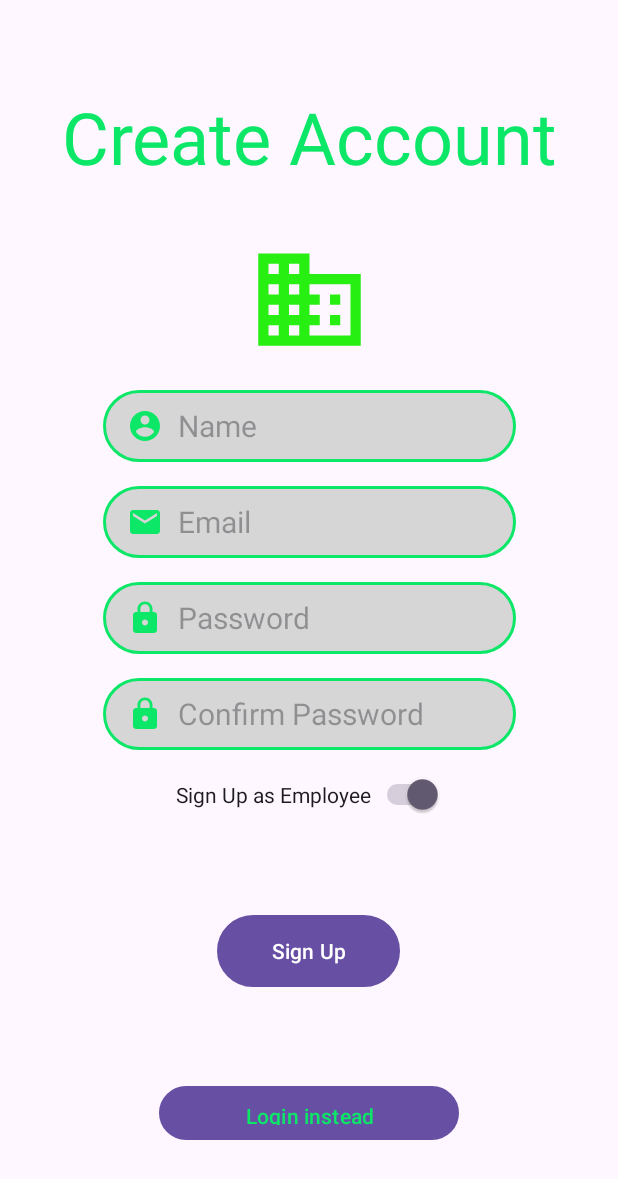
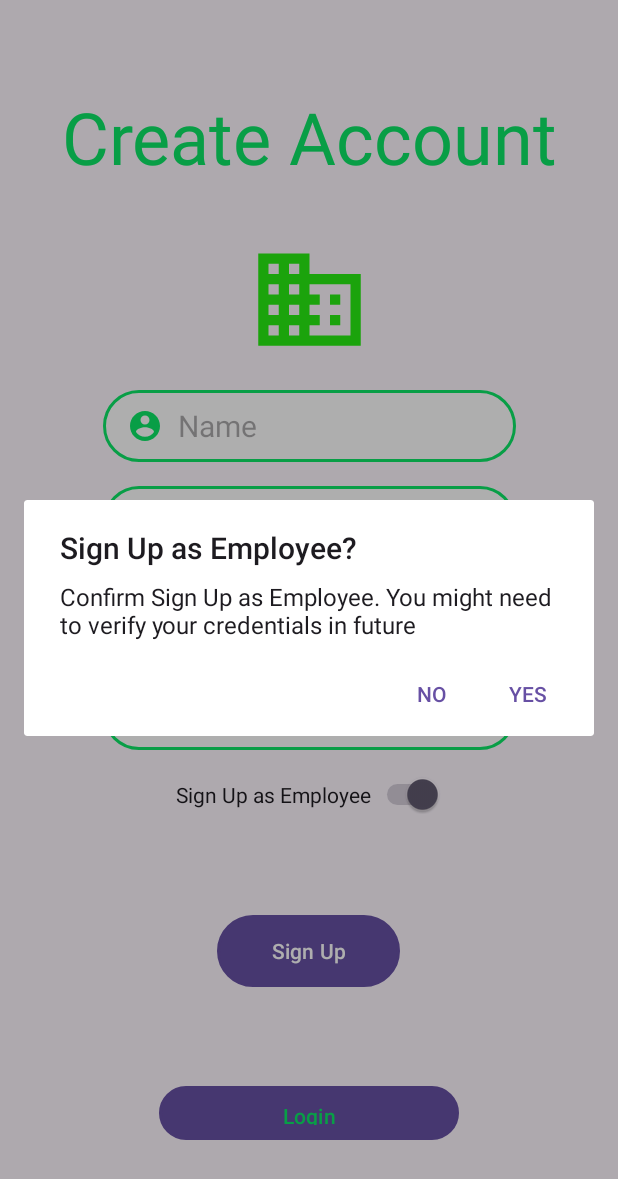
Before and after one commit to Amadou08/NovigradProject, an Android app: the SignUpActivity screen opened directly, with no data from a screen before it, after a tap on "Sign Up as Employee", on a phone screen of 412 x 824 dp. Shown: the top 1179 px of the screen. Run offline under Robolectric (Android 15) with nearby library versions, the phone set to English and light mode, and no system bars; our stand-ins replace Firebase (no records; nobody signed in at launch, a user with empty details on screens opened directly).

Commit message:
checkpoint 1

```diff
--- a/app/build.gradle.kts
+++ b/app/build.gradle.kts
@@ -15,6 +15,10 @@ android {
         versionName = "1.0"
 
         testInstrumentationRunner = "androidx.test.runner.AndroidJUnitRunner"
+    }
+
+    buildFeatures {
+        viewBinding = true
     }
 
     buildTypes {
--- /dev/null
+++ b/app/src/main/java/com/example/novigradproject/repository/AuthRepository.java
@@ -0,0 +1,13 @@
+package com.example.novigradproject.repository;
+
+import android.content.Context;
+
+import com.example.novigradproject.utils.Lambda;
+
+public interface AuthRepository {
+    void signUpUser(String userName, String password, Lambda onSuccess, Lambda onFailure, Context context);
+
+    void logOutUser(Lambda onSuccess, Lambda onFailure);
+
+    void loginUser(String userName, String password, Lambda onSuccess, Lambda onFailure, Context context);
+}
--- a/app/src/main/java/com/example/novigradproject/repository/ServiceRepository.java
+++ b/app/src/main/java/com/example/novigradproject/repository/ServiceRepository.java
@@ -4,6 +4,8 @@ import com.example.novigradproject.model.user.Person;
 
 public interface ServiceRepository {
     void createService(Person person);
+
     void modifyService(Person person);
+
     void deleteService(Person person);
 }
--- a/app/src/main/java/com/example/novigradproject/ui/activities/SignUpActivity.java
+++ b/app/src/main/java/com/example/novigradproject/ui/activities/SignUpActivity.java
@@ -1,16 +1,102 @@
 package com.example.novigradproject.ui.activities;
 
+import androidx.appcompat.app.AlertDialog;
 import androidx.appcompat.app.AppCompatActivity;
 
+import android.content.DialogInterface;
+import android.content.Intent;
 import android.os.Bundle;
+import android.widget.Toast;
 
-import com.example.novigradproject.R;
+import com.example.novigradproject.MainActivity;
+import com.example.novigradproject.databinding.ActivitySignUpBinding;
+import com.example.novigradproject.repository.AuthRepository;
+import com.example.novigradproject.repository.AuthRepositoryImpl;
+import com.example.novigradproject.utils.EmailUtils;
 
 public class SignUpActivity extends AppCompatActivity {
+    private final AuthRepository authRepository = new AuthRepositoryImpl();
+    private ActivitySignUpBinding binding;
+
+    private Boolean isEmployee = false;
 
     @Override
     protected void onCreate(Bundle savedInstanceState) {
         super.onCreate(savedInstanceState);
-        setContentView(R.layout.activity_sign_up);
+        binding = ActivitySignUpBinding.inflate(getLayoutInflater());
+        setContentView(binding.getRoot());
+
+        setupUI();
+    }
+
+    private void setupUI() {
+        binding.signUpLogin.setOnClickListener(v -> {
+            goToLoginScreen();
+        });
+
+        binding.signUpAsEmployee.setOnClickListener(v -> {
+            isEmployee = !isEmployee;
+            if (isEmployee) {
+                //Create confirmation AlertDialog
+                AlertDialog.Builder alertDialogBuilder = new AlertDialog.Builder(SignUpActivity.this);
+                alertDialogBuilder
+                        .setTitle("Sign Up as Employee?")
+                        .setMessage("Confirm Sign Up as Employee. You might need to verify your credentials in future")
+                        .setCancelable(true)
+                        .setPositiveButton(
+                                "YES",
+                                new DialogInterface.OnClickListener() {
+                                    @Override
+                                    public void onClick(DialogInterface dialog, int which) {
+                                        dialog.cancel();
+                                    }
+                                }
+                        )
+                        .setNegativeButton(
+                                "NO",
+                                new DialogInterface.OnClickListener() {
+                                    @Override
+                                    public void onClick(DialogInterface dialog, int which) {
+                                        dialog.cancel();
+                                        binding.signUpAsEmployee.toggle();
+                                        isEmployee = false;
+                                    }
+                                }
+                        );
+                //Show AlertDialog
+                AlertDialog alertDialog = alertDialogBuilder.create();
+                alertDialog.show();
+            }
+        });
+
+        binding.signUpButton.setOnClickListener(v -> {
+            String name = binding.signUpNameEntry.getText().toString();
+            String userName = binding.signUpUsernameEntry.getText().toString();
+            String password = binding.signUpPasswordEntry.getText().toString();
+            String confirmPassword = binding.signUpPasswordConfirm.getText().toString();
+
+            // Check if any field is empty
+            if (name.isEmpty() || userName.isEmpty() || password.isEmpty() || confirmPassword.isEmpty()) {
+                Toast.makeText(SignUpActivity.this, "All fields must be filled", Toast.LENGTH_SHORT).show();
+            } else if (!password.equals(confirmPassword)) {
+                Toast.makeText(this, "Passwords do not match", Toast.LENGTH_SHORT).show();
+            } else if (!EmailUtils.isValidUserName(name)) {
+                Toast.makeText(this, "Username must contain only English alphabets and numbers", Toast.LENGTH_SHORT).show();
+            } else {
+                authRepository.signUpUser(userName, password);
+            }
+        });
+    }
+
+    private void goToLoginScreen() {
+        Intent intent = new Intent(SignUpActivity.this, LoginActivity.class);
+        intent.setFlags(Intent.FLAG_ACTIVITY_NEW_TASK | Intent.FLAG_ACTIVITY_CLEAR_TASK);
+        startActivity(intent);
+    }
+
+    private void goToHomeScreen() {
+        Intent intent = new Intent(SignUpActivity.this, MainActivity.class);
+        intent.setFlags(Intent.FLAG_ACTIVITY_NEW_TASK | Intent.FLAG_ACTIVITY_CLEAR_TASK);
+        startActivity(intent);
     }
 }
--- a/app/src/main/java/com/example/novigradproject/utils/Constants.java
+++ b/app/src/main/java/com/example/novigradproject/utils/Constants.java
@@ -6,4 +6,8 @@ public class Constants {
     public static final String BRANCH_COLLECTION = "BRANCHES";
 
     //Firebase Storage Constants:----
+
+
+    //In App Constants
+    public static final String EMAIL_ADDRESS_SUFFIX = "@novigrad.com";
 }
--- /dev/null
+++ b/app/src/main/java/com/example/novigradproject/utils/Lambda.java
@@ -0,0 +1,5 @@
+package com.example.novigradproject.utils;
+
+public interface Lambda {
+    void f(Object... params);
+}
--- a/app/src/main/res/drawable/rounded_edges.xml
+++ b/app/src/main/res/drawable/rounded_edges.xml
@@ -2,7 +2,7 @@
 
     <shape xmlns:android="http://schemas.android.com/apk/res/android">
         <corners android:radius="24dp" />
-        <solid android:color="@color/transparentColor"/>
+        <solid android:color="#FFFFFF"/>
         <stroke
             android:width="2dp"
             android:color="@color/colorAccent" />
--- a/app/src/main/res/layout/activity_login.xml
+++ b/app/src/main/res/layout/activity_login.xml
@@ -95,7 +95,7 @@
         android:background="@drawable/rounded_edges"
         android:gravity="center"
         android:onClick="createNewAccount"
-        android:text="Create A New Account"
+        android:text="Sign Up"
         android:textColor="@color/colorAccent"
         app:layout_constraintBottom_toBottomOf="parent"
         app:layout_constraintEnd_toEndOf="parent"
--- a/app/src/main/res/layout/activity_sign_up.xml
+++ b/app/src/main/res/layout/activity_sign_up.xml
@@ -16,7 +16,7 @@
         android:ems="10"
         android:gravity="center_vertical"
         android:hint="Name"
-        android:inputType="textEmailAddress"
+        android:inputType="textPersonName"
         android:paddingStart="16dp"
         android:paddingEnd="16dp"
         android:textSize="20sp"
@@ -53,7 +53,7 @@
         app:srcCompat="@drawable/ic_novigrad_building" />
 
     <EditText
-        android:id="@+id/signUp_emailEntry"
+        android:id="@+id/signUp_usernameEntry"
         android:layout_width="275dp"
         android:layout_height="48dp"
         android:layout_marginTop="16dp"
@@ -62,8 +62,8 @@
         android:drawablePadding="10dp"
         android:ems="10"
         android:gravity="center_vertical"
-        android:hint="Email"
-        android:inputType="textEmailAddress"
+        android:hint="UserName"
+        android:inputType="textPersonName"
         android:paddingStart="16dp"
         android:paddingEnd="16dp"
         android:textSize="20sp"
@@ -88,7 +88,7 @@
         android:textSize="20sp"
         app:layout_constraintEnd_toEndOf="parent"
         app:layout_constraintStart_toStartOf="parent"
-        app:layout_constraintTop_toBottomOf="@+id/signUp_emailEntry" />
+        app:layout_constraintTop_toBottomOf="@+id/signUp_usernameEntry" />
 
     <EditText
         android:id="@+id/signUp_passwordConfirm"
@@ -143,8 +143,7 @@
         android:layout_marginBottom="64dp"
         android:background="@drawable/rounded_edges"
         android:gravity="center"
-        android:onClick="logInInstead"
-        android:text="Login instead"
+        android:text="Login"
         android:textColor="@color/colorAccent"
         app:layout_constraintBottom_toBottomOf="parent"
         app:layout_constraintEnd_toEndOf="parent"
```
Also changed, not shown: app/src/main/java/com/example/novigradproject/repository/AuthRepositoryImpl.java (added, +47 -0 lines), app/src/main/java/com/example/novigradproject/utils/EmailUtils.java (added, +20 -0 lines).
